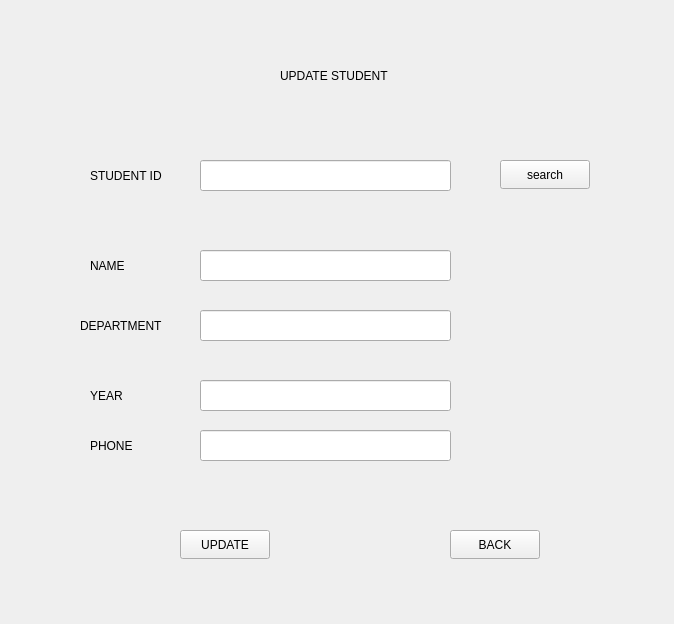
This is updatestudent.ui in akshaya2215/Student-Management-System-Qt as Qt 5 draws it before an edit. The edited form follows.
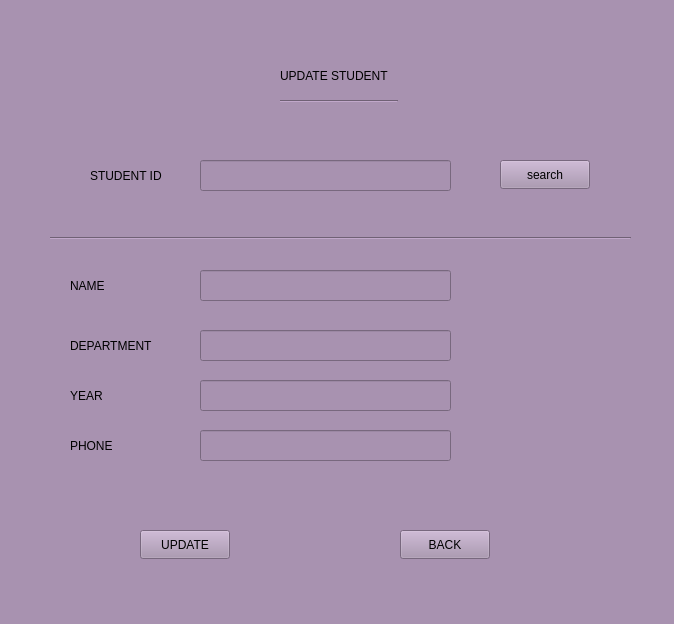
This is the edited form.

The edit to the form file:
```diff
--- a/updatestudent.ui
+++ b/updatestudent.ui
@@ -13,6 +13,11 @@
   <property name="windowTitle">
    <string>Form</string>
   </property>
+  <property name="styleSheet">
+   <string notr="true">QWidget{
+	background-color: rgb(168, 146, 176);
+}</string>
+  </property>
   <widget class="QLabel" name="label">
    <property name="geometry">
     <rect>
@@ -22,6 +27,12 @@
      <height>31</height>
     </rect>
    </property>
+   <property name="styleSheet">
+    <string notr="true">QLabel{
+	font: 700 9pt &quot;Segoe UI&quot;;
+	color: rgb(0, 0, 0);
+}</string>
+   </property>
    <property name="text">
     <string>UPDATE STUDENT</string>
    </property>
@@ -35,6 +46,12 @@
      <height>31</height>
     </rect>
    </property>
+   <property name="styleSheet">
+    <string notr="true">QLabel{
+	font: 700 9pt &quot;Segoe UI&quot;;
+	color: rgb(0, 0, 0);
+}</string>
+   </property>
    <property name="text">
     <string>STUDENT ID</string>
    </property>
@@ -42,12 +59,18 @@
   <widget class="QLabel" name="label_3">
    <property name="geometry">
     <rect>
-     <x>90</x>
-     <y>250</y>
+     <x>70</x>
+     <y>270</y>
      <width>131</width>
      <height>31</height>
     </rect>
    </property>
+   <property name="styleSheet">
+    <string notr="true">QLabel{
+	font: 700 9pt &quot;Segoe UI&quot;;
+	color: rgb(0, 0, 0);
+}</string>
+   </property>
    <property name="text">
     <string>NAME</string>
    </property>
@@ -55,12 +78,18 @@
   <widget class="QLabel" name="label_4">
    <property name="geometry">
     <rect>
-     <x>80</x>
-     <y>310</y>
+     <x>70</x>
+     <y>330</y>
      <width>131</width>
      <height>31</height>
     </rect>
    </property>
+   <property name="styleSheet">
+    <string notr="true">QLabel{
+	font: 700 9pt &quot;Segoe UI&quot;;
+	color: rgb(0, 0, 0);
+}</string>
+   </property>
    <property name="text">
     <string>DEPARTMENT</string>
    </property>
@@ -68,12 +97,18 @@
   <widget class="QLabel" name="label_5">
    <property name="geometry">
     <rect>
-     <x>90</x>
+     <x>70</x>
      <y>380</y>
      <width>131</width>
      <height>31</height>
     </rect>
    </property>
+   <property name="styleSheet">
+    <string notr="true">QLabel{
+	font: 700 9pt &quot;Segoe UI&quot;;
+	color: rgb(0, 0, 0);
+}</string>
+   </property>
    <property name="text">
     <string>YEAR</string>
    </property>
@@ -81,12 +116,18 @@
   <widget class="QLabel" name="label_6">
    <property name="geometry">
     <rect>
-     <x>90</x>
+     <x>70</x>
      <y>430</y>
      <width>131</width>
      <height>31</height>
     </rect>
    </property>
+   <property name="styleSheet">
+    <string notr="true">QLabel{
+	font: 700 9pt &quot;Segoe UI&quot;;
+	color: rgb(0, 0, 0);
+}</string>
+   </property>
    <property name="text">
     <string>PHONE</string>
    </property>
@@ -105,7 +146,7 @@
    <property name="geometry">
     <rect>
      <x>200</x>
-     <y>250</y>
+     <y>270</y>
      <width>251</width>
      <height>31</height>
     </rect>
@@ -115,7 +156,7 @@
    <property name="geometry">
     <rect>
      <x>200</x>
-     <y>310</y>
+     <y>330</y>
      <width>251</width>
      <height>31</height>
     </rect>
@@ -150,6 +191,13 @@
      <height>29</height>
     </rect>
    </property>
+   <property name="styleSheet">
+    <string notr="true">QPushButton{
+	font: 700 9pt &quot;Segoe UI&quot;;
+	color: rgb(0, 0, 0);
+
+}</string>
+   </property>
    <property name="text">
     <string>search</string>
    </property>
@@ -157,12 +205,19 @@
   <widget class="QPushButton" name="pushButtonUpdate">
    <property name="geometry">
     <rect>
-     <x>180</x>
+     <x>140</x>
      <y>530</y>
      <width>90</width>
      <height>29</height>
     </rect>
    </property>
+   <property name="styleSheet">
+    <string notr="true">QPushButton{
+	font: 700 9pt &quot;Segoe UI&quot;;
+	color: rgb(0, 0, 0);
+
+}</string>
+   </property>
    <property name="text">
     <string>UPDATE</string>
    </property>
@@ -170,16 +225,54 @@
   <widget class="QPushButton" name="pushButtonBack">
    <property name="geometry">
     <rect>
-     <x>450</x>
+     <x>400</x>
      <y>530</y>
      <width>90</width>
      <height>29</height>
     </rect>
    </property>
+   <property name="styleSheet">
+    <string notr="true">QPushButton{
+	font: 700 9pt &quot;Segoe UI&quot;;
+	color: rgb(0, 0, 0);
+
+}</string>
+   </property>
    <property name="text">
     <string>BACK</string>
    </property>
   </widget>
+  <widget class="Line" name="line">
+   <property name="geometry">
+    <rect>
+     <x>50</x>
+     <y>230</y>
+     <width>581</width>
+     <height>16</height>
+    </rect>
+   </property>
+   <property name="styleSheet">
+    <string notr="true">Line{
+rgb(0, 0, 0)}
+font: 700 italic 9pt &quot;Segoe UI&quot;;</string>
+   </property>
+   <property name="orientation">
+    <enum>Qt::Orientation::Horizontal</enum>
+   </property>
+  </widget>
+  <widget class="Line" name="line_2">
+   <property name="geometry">
+    <rect>
+     <x>280</x>
+     <y>100</y>
+     <width>118</width>
+     <height>3</height>
+    </rect>
+   </property>
+   <property name="orientation">
+    <enum>Qt::Orientation::Horizontal</enum>
+   </property>
+  </widget>
  </widget>
  <resources/>
  <connections/>
```
